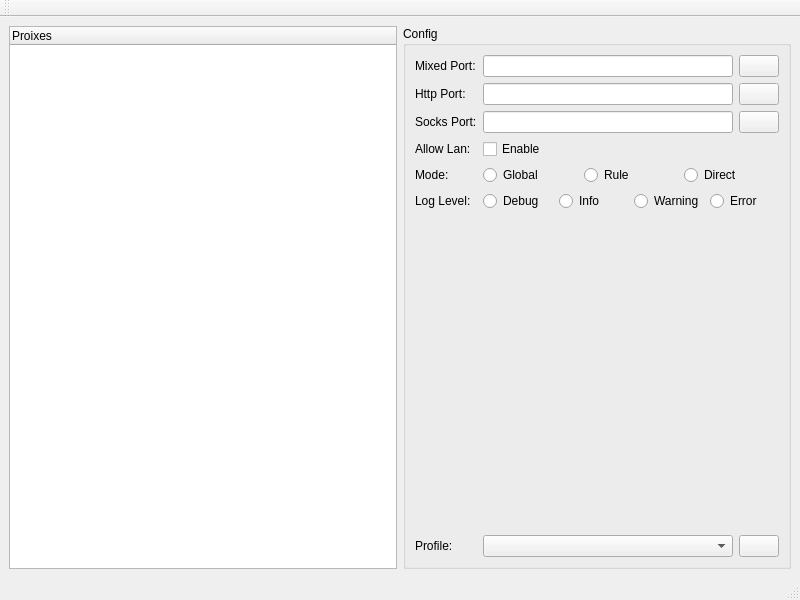
This is src/ui/window/mainwindow.ui in Skywol/Clash-Qt as Qt 5 draws it before an edit. The edited form follows.
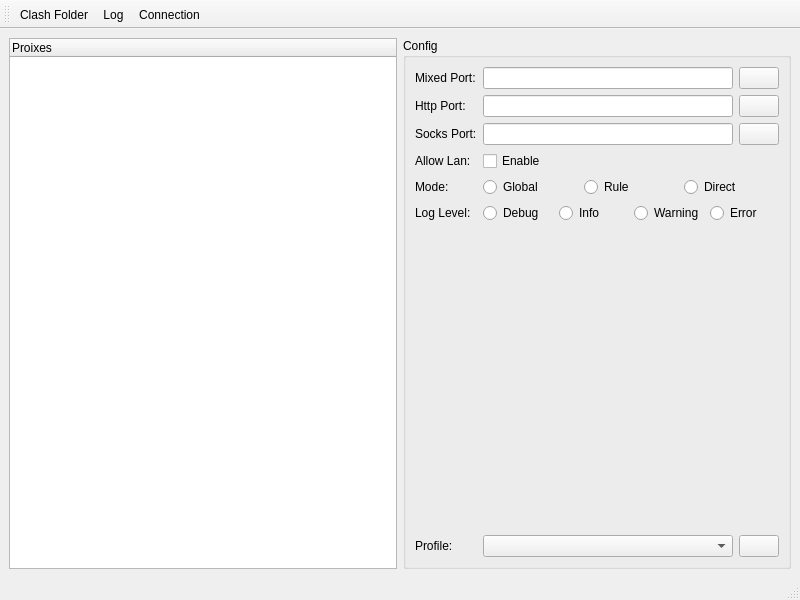
This is the edited form. Icons and pictures are not drawn.

Commit message: add Log & Connection Tabel

Patch:
```diff
--- a/src/ui/window/mainwindow.ui
+++ b/src/ui/window/mainwindow.ui
@@ -284,13 +284,52 @@
             <property name="windowTitle">
                 <string>toolBar</string>
             </property>
+            <property name="toolButtonStyle">
+                <enum>Qt::ToolButtonTextBesideIcon</enum>
+            </property>
             <attribute name="toolBarArea">
                 <enum>TopToolBarArea</enum>
             </attribute>
             <attribute name="toolBarBreak">
                 <bool>false</bool>
             </attribute>
+            <addaction name="action_clash_folder"/>
+            <addaction name="action_log"/>
+            <addaction name="action_connection"/>
         </widget>
+        <action name="action_clash_folder">
+            <property name="icon">
+                <iconset theme="go-home"/>
+            </property>
+            <property name="text">
+                <string>Clash Folder</string>
+            </property>
+            <property name="toolTip">
+                <string>Open Clash Folder</string>
+            </property>
+        </action>
+        <action name="action_log">
+            <property name="icon">
+                <iconset theme="application-menu"/>
+            </property>
+            <property name="text">
+                <string>Log</string>
+            </property>
+            <property name="toolTip">
+                <string>Show Clash Log</string>
+            </property>
+        </action>
+        <action name="action_connection">
+            <property name="icon">
+                <iconset theme="network-connect"/>
+            </property>
+            <property name="text">
+                <string>Connection</string>
+            </property>
+            <property name="toolTip">
+                <string>Show Clash Connection List</string>
+            </property>
+        </action>
     </widget>
     <resources>
         <include location="../../../res/res.qrc"/>
```
The commit also changes 13 other files.
